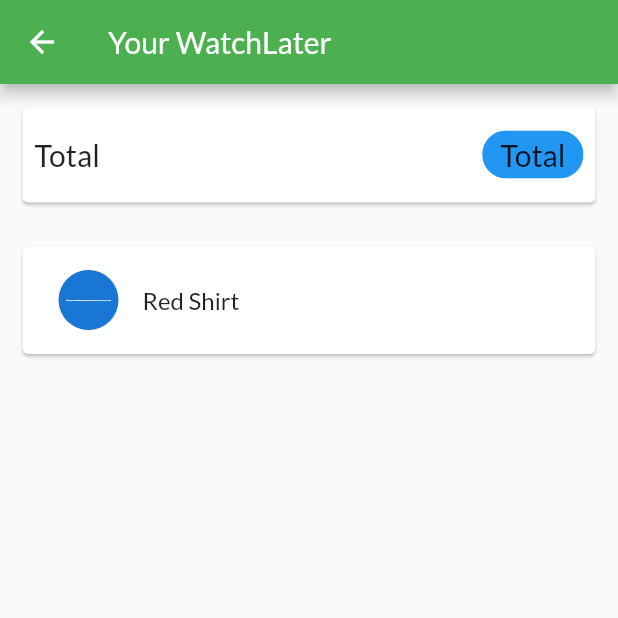
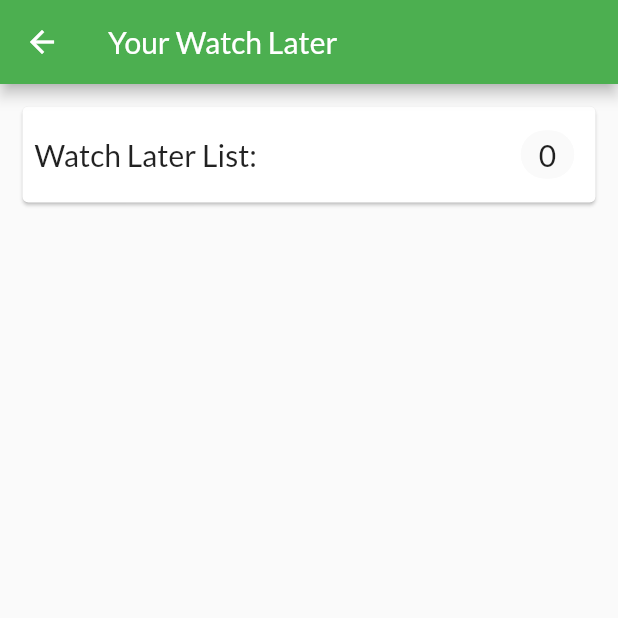
Before and after one commit to LeMinhNhanB1910268/DoAn_CT488, a Flutter app: the WatchLaterScreen screen opened by its route, on a phone screen of 412 x 824 dp, the top half of it. Run offline on Flutter 3.47's test engine with Material 2 defaults, Android fonts, the phone set to English and light mode, and no system bars; our stand-ins replace flutter_dotenv, shared_preferences; accounts and stored records are empty; network calls fail.

Commit message:
Them, sua, xoa, dang ky, dang nhap, trang chu, detail, watch later, favorite, logout

```diff
--- a/lib/models/watch_later_item.dart
+++ b/lib/models/watch_later_item.dart
@@ -1,27 +1,27 @@
 class WatchLaterItem {
   final String id;
   final String title;
+  final int quantity;
   final String imageUrl;
-  final double volumnCount;
 
   WatchLaterItem({
     required this.id,
     required this.title,
+    required this.quantity,
     required this.imageUrl,
-    required this.volumnCount,
   });
 
   WatchLaterItem copyWith({
     String? id,
     String? title,
+    int? quantity,
     String? imageUrl,
-    double? volumnCount,
   }) {
     return WatchLaterItem(
       id: id ?? this.id,
       title: title ?? this.title,
+      quantity: quantity ?? this.quantity,
       imageUrl: imageUrl ?? this.imageUrl,
-      volumnCount: volumnCount ?? this.volumnCount,
     );
   }
 }
--- a/lib/ui/auth/auth_screen.dart
+++ b/lib/ui/auth/auth_screen.dart
@@ -19,8 +19,8 @@ class AuthScreen extends StatelessWidget {
             decoration: BoxDecoration(
               gradient: LinearGradient(
                 colors: [
-                  const Color.fromRGBO(215, 117, 255, 1).withOpacity(0.5),
-                  const Color.fromRGBO(255, 188, 117, 1).withOpacity(0.9),
+                  Color.fromARGB(255, 117, 255, 135).withOpacity(0.5),
+                  Color.fromARGB(255, 255, 253, 117).withOpacity(0.9),
                 ],
                 begin: Alignment.topLeft,
                 end: Alignment.bottomRight,
--- a/lib/ui/books/book_detail_screen.dart
+++ b/lib/ui/books/book_detail_screen.dart
@@ -30,7 +30,7 @@ class BookDetailScreen extends StatelessWidget {
             ),
             const SizedBox(height: 10),
             Text(
-              '\$${book.volumnCount}',
+              'Số trang: ${book.volumnCount}',
               style: const TextStyle(
                 color: Colors.grey,
                 fontSize: 20,
--- a/lib/ui/books/book_grid_tile.dart
+++ b/lib/ui/books/book_grid_tile.dart
@@ -2,8 +2,8 @@ import 'package:flutter/material.dart';
 import '../../models/book.dart';
 import 'book_detail_screen.dart';
 
-import '../../models/book.dart';
-import 'package:flutter/foundation.dart';
+// import '../../models/book.dart';
+// import 'package:flutter/foundation.dart';
 import 'package:provider/provider.dart';
 import '../watch_later/watch_later_manager.dart';
 import '../books/books_manager.dart';
@@ -40,7 +40,7 @@ class BookGridTile extends StatelessWidget {
 
   Widget buildGridFooterBar(BuildContext context) {
     return GridTileBar(
-      backgroundColor: Colors.black87,
+      backgroundColor: Color.fromARGB(221, 148, 147, 147),
       leading: ValueListenableBuilder<bool>(
         valueListenable: book.isFavoriteListenable,
         builder: (ctx, isFavorite, child) {
@@ -62,7 +62,7 @@ class BookGridTile extends StatelessWidget {
       ),
       trailing: IconButton(
         icon: const Icon(
-          Icons.shopping_cart,
+          Icons.watch_later,
         ),
         onPressed: () {
           final cart = context.read<WatchLaterManager>();
--- a/lib/ui/books/books_manager.dart
+++ b/lib/ui/books/books_manager.dart
@@ -1,8 +1,8 @@
 import '../../models/book.dart';
 import 'package:flutter/foundation.dart';
-import 'package:provider/provider.dart';
+// import 'package:provider/provider.dart';
 import '../../models/auth_token.dart';
-import '../../models/book.dart';
+// import '../../models/book.dart';
 import '../../services/books_service.dart';
 
 class BooksManager with ChangeNotifier {
--- a/lib/ui/books/edit_book_screen.dart
+++ b/lib/ui/books/edit_book_screen.dart
@@ -1,7 +1,7 @@
 import 'package:flutter/material.dart';
 import 'package:provider/provider.dart';
 import '../../models/book.dart';
-import '../shared/dialog_utils.dart';
+// import '../shared/dialog_utils.dart';
 
 import 'books_manager.dart';
 
@@ -171,7 +171,7 @@ class _EditBookScreenState extends State<EditBookScreen> {
   TextFormField buildVolumnCountField() {
     return TextFormField(
       initialValue: _editedBook.volumnCount.toString(),
-      decoration: const InputDecoration(labelText: 'volumnCount'),
+      decoration: const InputDecoration(labelText: 'Number of pages'),
       textInputAction: TextInputAction.next,
       keyboardType: TextInputType.number,
       validator: (value) {
--- a/lib/ui/books/user_book_list_tile.dart
+++ b/lib/ui/books/user_book_list_tile.dart
@@ -2,7 +2,7 @@ import 'package:flutter/material.dart';
 import 'package:myshop/ui/books/books_manager.dart';
 
 import '../../models/book.dart';
-import 'package:flutter/foundation.dart';
+// import 'package:flutter/foundation.dart';
 import 'package:provider/provider.dart';
 
 import '../books/edit_book_screen.dart';
--- a/lib/ui/books/user_books_screen.dart
+++ b/lib/ui/books/user_books_screen.dart
@@ -3,8 +3,8 @@ import 'package:flutter/material.dart';
 import 'user_book_list_tile.dart';
 import 'books_manager.dart';
 import '../shared/app_drawer.dart';
-import '../../models/book.dart';
-import 'package:flutter/foundation.dart';
+// import '../../models/book.dart';
+// import 'package:flutter/foundation.dart';
 import 'package:provider/provider.dart';
 
 import '../books/edit_book_screen.dart';
--- a/lib/ui/shared/app_drawer.dart
+++ b/lib/ui/shared/app_drawer.dart
@@ -13,7 +13,7 @@ class AppDrawer extends StatelessWidget {
       child: Column(
         children: <Widget>[
           AppBar(
-            title: const Text('Hello Friend!'),
+            title: const Text('Tasks'),
             automaticallyImplyLeading: false,
           ),
           const Divider(),
--- a/lib/ui/watch_later/item_card.dart
+++ b/lib/ui/watch_later/item_card.dart
@@ -3,8 +3,8 @@ import 'package:flutter/material.dart';
 import '../../models/watch_later_item.dart';
 import '../shared/dialog_utils.dart';
 
-import '../../models/book.dart';
-import 'package:flutter/foundation.dart';
+// import '../../models/book.dart';
+// import 'package:flutter/foundation.dart';
 import 'package:provider/provider.dart';
 import '../../ui/watch_later/watch_later_manager.dart';
 
@@ -40,7 +40,7 @@ class WatchLaterItemCard extends StatelessWidget {
       confirmDismiss: (direction) {
         return showConfirmDialog(
           context,
-          'Do you want to remove the item from the WatchLater?',
+          'Do you want to remove the item from the Watch Later?',
         );
       },
       onDismissed: (direction) {
@@ -59,13 +59,19 @@ class WatchLaterItemCard extends StatelessWidget {
       child: Padding(
         padding: const EdgeInsets.all(8),
         child: ListTile(
-          leading: CircleAvatar(
-            child: Padding(
-              padding: const EdgeInsets.all(5),
-              child: FittedBox(
-                child: Text('\$${cardItem.imageUrl}'),
-              ),
-            ),
+          // leading: CircleAvatar(
+          //   child: Padding(
+          //     padding: const EdgeInsets.all(5),
+          //     child: FittedBox(
+          //       child: Image.network(
+          //         cardItem.imageUrl,
+          //         fit: BoxFit.cover,
+          //       ),
+          //     ),
+          //   ),
+          // ),
+          leading: Image(
+            image: NetworkImage(cardItem.imageUrl),
           ),
           title: Text(cardItem.title),
           // subtitle: Text('Total: \$${(cardItem.price * cardItem.)}'),
--- a/lib/ui/watch_later/watch_later_manager.dart
+++ b/lib/ui/watch_later/watch_later_manager.dart
@@ -1,21 +1,15 @@
 import 'package:myshop/models/book.dart';
 import '../../models/watch_later_item.dart';
-import '../../models/book.dart';
+// import '../../models/book.dart';
 import 'package:flutter/foundation.dart';
-import 'package:provider/provider.dart';
+// import 'package:provider/provider.dart';
 
 class WatchLaterManager with ChangeNotifier {
-  Map<String, WatchLaterItem> _items = {
-    'p1': WatchLaterItem(
-      id: 'c1',
-      title: 'Red Shirt',
-      volumnCount: 29,
-      imageUrl: 'https://media.vov.vn/sites/default/files/styles/large/public/2021-08/man_city_0.jpg',
-    ),
-  };
+  Map<String, WatchLaterItem> _items = {};
 
   int get bookCount {
     return _items.length;
+    // return 3;
   }
 
   List<WatchLaterItem> get books {
@@ -40,17 +34,18 @@ class WatchLaterManager with ChangeNotifier {
       _items.update(
         book.id!,
         (existingWatchLaterItem) => existingWatchLaterItem.copyWith(
-          volumnCount: existingWatchLaterItem.volumnCount + 1,
+          quantity: existingWatchLaterItem.quantity + 1,
         ),
       );
+      // bookCount();
     } else {
       _items.putIfAbsent(
         book.id!,
         () => WatchLaterItem(
           id: 'c${DateTime.now().toIso8601String()}',
           title: book.title,
+          quantity: 1,
           imageUrl: book.imageUrl,
-          volumnCount: 1,
         ),
       );
     }
@@ -66,11 +61,11 @@ class WatchLaterManager with ChangeNotifier {
     if (!_items.containsKey(bookId)) {
       return;
     }
-    if (_items[bookId]?.volumnCount as num > 1) {
+    if (_items[bookId]?.quantity as num > 1) {
       _items.update(
         bookId,
         (existingWatchLaterItem) => existingWatchLaterItem.copyWith(
-          volumnCount: existingWatchLaterItem.volumnCount - 1,
+          quantity: existingWatchLaterItem.quantity - 1,
         ),
       );
     } else {
--- a/lib/ui/watch_later/watch_later_screen.dart
+++ b/lib/ui/watch_later/watch_later_screen.dart
@@ -3,10 +3,10 @@ import 'package:flutter/material.dart';
 import 'watch_later_manager.dart';
 import 'item_card.dart';
 
-import '../../models/book.dart';
-import 'package:flutter/foundation.dart';
+// import '../../models/book.dart';
+// import 'package:flutter/foundation.dart';
 import 'package:provider/provider.dart';
-import '../../ui/watch_later/watch_later_manager.dart';
+// import '../../ui/watch_later/watch_later_manager.dart';
 
 class WatchLaterScreen extends StatelessWidget {
   static const routeName = '/watch_later';
@@ -18,7 +18,7 @@ class WatchLaterScreen extends StatelessWidget {
     final watch_later = context.watch<WatchLaterManager>();
     return Scaffold(
       appBar: AppBar(
-        title: const Text('Your WatchLater'),
+        title: const Text('Your Watch Later'),
       ),
       body: Column(
         children: <Widget>[
@@ -45,7 +45,8 @@ class WatchLaterScreen extends StatelessWidget {
     );
   }
 
-  Widget buildWatchLaterSummary(WatchLaterManager watch_later, BuildContext context) {
+  Widget buildWatchLaterSummary(
+      WatchLaterManager watch_later, BuildContext context) {
     return Card(
       margin: const EdgeInsets.all(15),
       child: Padding(
@@ -54,16 +55,16 @@ class WatchLaterScreen extends StatelessWidget {
           mainAxisAlignment: MainAxisAlignment.spaceBetween,
           children: <Widget>[
             const Text(
-              'Total',
+              'Watch Later List:',
               style: TextStyle(fontSize: 20),
             ),
             const Spacer(),
             Chip(
               label: Text(
-                'Total',
+                '${watch_later.bookCount}',
                 style: TextStyle(fontSize: 20),
               ),
-              backgroundColor: Theme.of(context).primaryColor,
+              backgroundColor: Theme.of(context).canvasColor,
             ),
             // TextButton(
             //   onPressed: watch_later.totalAmount <= 0
```
Also changed, not shown: lib/ui/auth/app_banner.dart (+15 -15 lines), lib/ui/auth/auth_card.dart (+4 -5 lines), lib/ui/books/books_grid.dart (+6 -8 lines), lib/ui/books/books_overview_screen.dart (+5 -5 lines), pubspec.lock.
